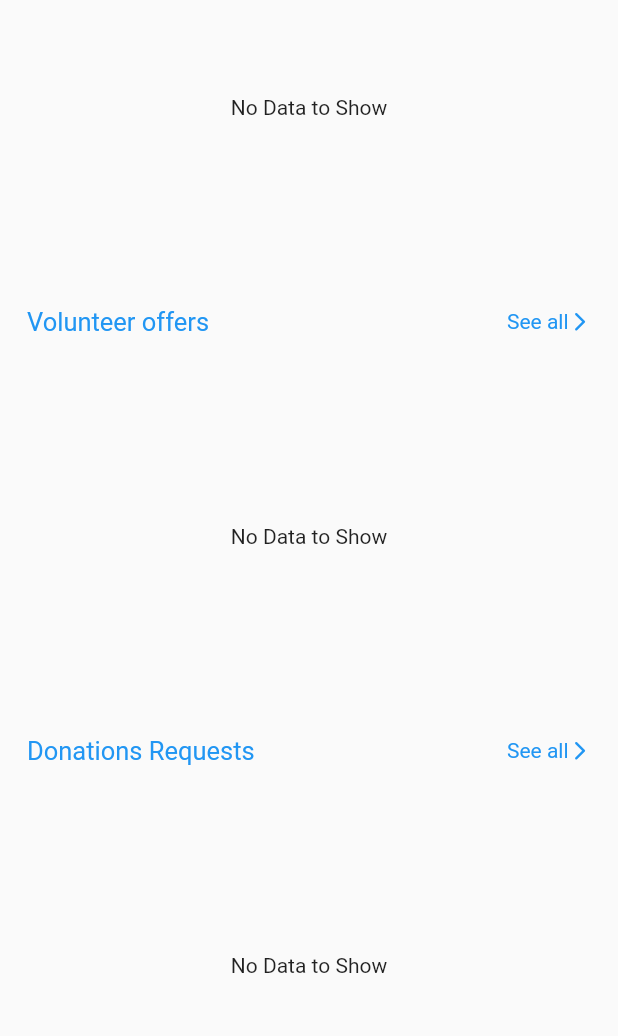
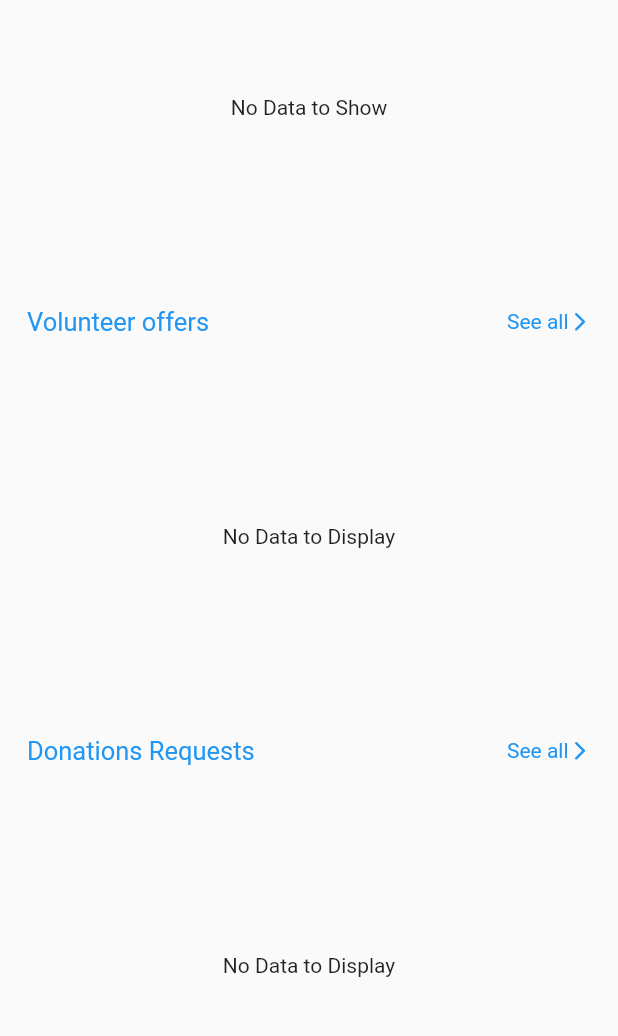
Before and after one commit to IT20199708/CTSE_Assignment01, a Flutter app: the screen it shows once a user with an empty profile is signed in, scrolled down 282 dp, on a phone screen of 412 x 824 dp, the part 84-1120 px from its top. Run offline on Flutter 3.47's test engine with Material 2 defaults, Android fonts, the phone set to English and light mode, and no system bars; our stand-ins replace cached_network_image, cloud_firestore, email_validator, firebase_auth, firebase_core, firebase_storage and 7 more; accounts and stored records are empty.

Commit message:
made changes in user signup file

```diff
--- a/ctse_assignment01/lib/src/screens/auth_screen/signup_screen/user_signup/user_signup.dart
+++ b/ctse_assignment01/lib/src/screens/auth_screen/signup_screen/user_signup/user_signup.dart
@@ -191,7 +191,7 @@ class _UserSignUpState extends State<UserSignUp> {
                               Expanded(
                                 child: ElevatedButton(
                                   onPressed: controllers.onStepContinue,
-                                  child: const Text('Complete Sign Up'),
+                                  child: const Text('Sign-Up Complete'),
                                 ),
                               ),
                           ],
--- a/ctse_assignment01/lib/src/screens/user_screens/home_screen/home_screen.dart
+++ b/ctse_assignment01/lib/src/screens/user_screens/home_screen/home_screen.dart
@@ -155,10 +155,10 @@ class HomeScreen extends StatelessWidget {
                                 ),
                               );
                             }else{
-                              return Center(child: Text('No Data to Show'));
+                              return Center(child: Text('No Data to Display'));
                             }
                           } else {
-                            return Center(child: Text('No Data to Show'));
+                            return Center(child: Text('No Data to Display'));
                           }
                         },
                       ),
@@ -203,10 +203,10 @@ class HomeScreen extends StatelessWidget {
                                 ),
                               );
                             }else{
-                              return Center(child: Text('No Data to Show'));
+                              return Center(child: Text('No Data to Display'));
                             }
                           } else {
-                            return Center(child: Text('No Data to Show'));
+                            return Center(child: Text('No Data to Display'));
                           }
                         },
                       ),
```
Also changed, not shown: ctse_assignment01/lib/src/screens/auth_screen/forgotpassword_screen/forgotpassword_screen.dart (added).
